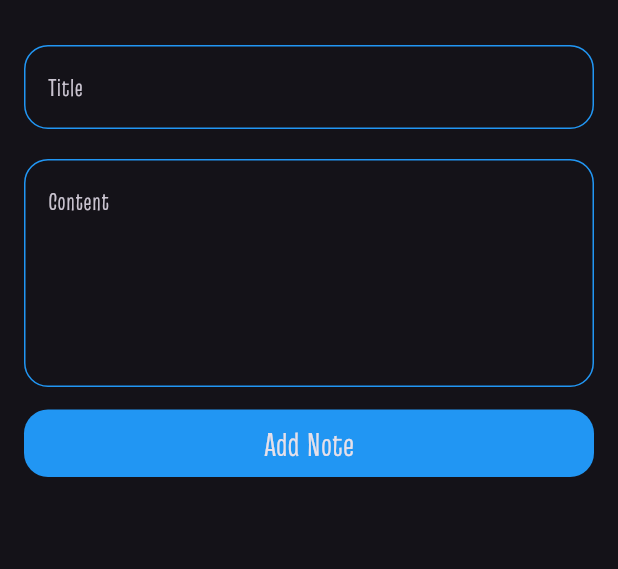
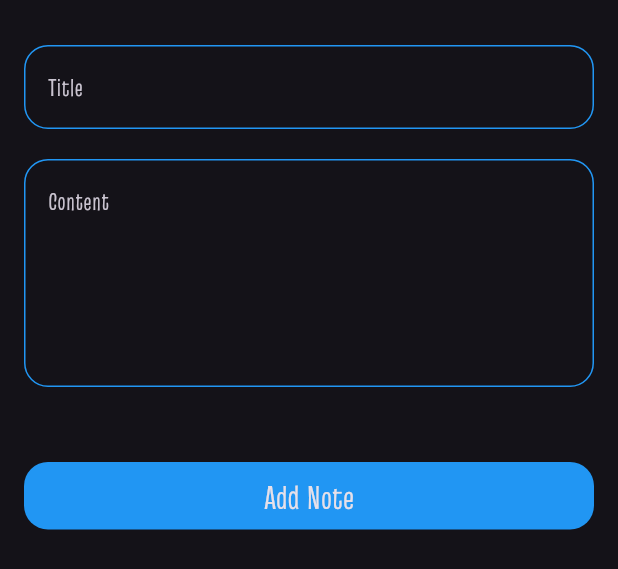
Before and after one commit to AhmdRabei/notes_app, a Flutter app: the CustomBottomShet widget shown alone on an empty page, opened directly, on a phone screen of 412 x 824 dp. Shown: the top 569 px of the screen. Run offline on Flutter 3.47's test engine with Material 3 defaults, Android fonts, the phone set to English and light mode, and no system bars.

Commit message:
finish bottom sheet ui

```diff
--- a/lib/widgets/custom_bottom_sheet.dart
+++ b/lib/widgets/custom_bottom_sheet.dart
@@ -9,6 +9,7 @@ class CustomBottomShet extends StatelessWidget {
   Widget build(BuildContext context) {
     return const Padding(
       padding: EdgeInsets.symmetric(horizontal: 16),
+      child: SingleChildScrollView(
         child: Column(
           children: [
             SizedBox(
@@ -25,10 +26,14 @@ class CustomBottomShet extends StatelessWidget {
               maxLines: 5,
             ),
             SizedBox(
-            height: 15,
+              height: 50,
             ),
             CustomButton(buttonTitle: 'Add Note'),
+            SizedBox(
+              height: 25,
+            ),
           ],
+        ),
       ),
     );
   }
--- a/lib/widgets/custom_button.dart
+++ b/lib/widgets/custom_button.dart
@@ -6,7 +6,8 @@ class CustomButton extends StatelessWidget {
   final String buttonTitle;
   @override
   Widget build(BuildContext context) {
-    return Container(
+    return GestureDetector(
+      child: Container(
         height: 45,
         decoration: BoxDecoration(
           color: kPrimaryColor,
@@ -18,6 +19,7 @@ class CustomButton extends StatelessWidget {
             style: const TextStyle(fontSize: 22),
           ),
         ),
+      ),
     );
   }
 }
```
Lines whose indentation alone changed are shown as unchanged.
